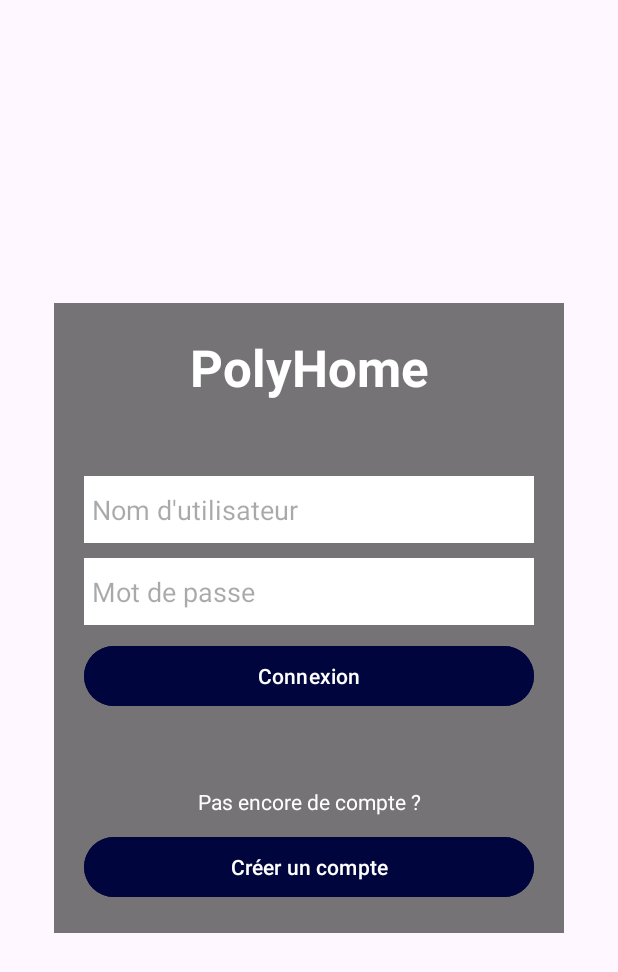
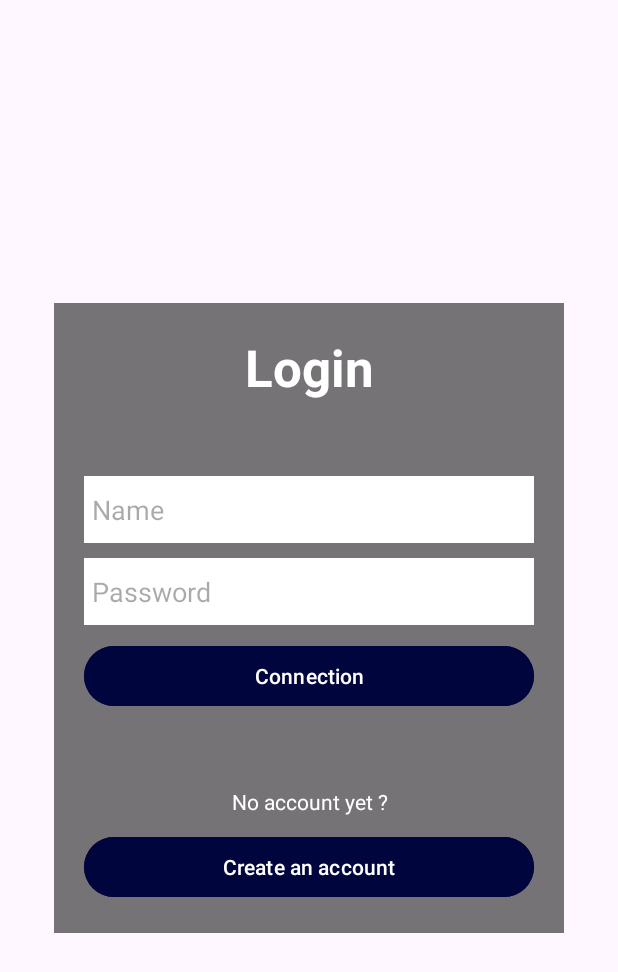
Before and after one commit to aa14728/PolyHome, an Android app: the screen it shows after launch (LoginActivity), on a phone screen of 412 x 824 dp. Shown: the top 972 px of the screen. Run offline under Robolectric (Android 15) with nearby library versions, the phone set to English and light mode, and no system bars.

Commit message:
Juste à temps

```diff
--- a/app/src/main/java/com/albert/polyhome/HouseAdapter.kt
+++ b/app/src/main/java/com/albert/polyhome/HouseAdapter.kt
@@ -15,22 +15,18 @@ class HouseAdapter(
     private val inflater: LayoutInflater = context.getSystemService(Context.LAYOUT_INFLATER_SERVICE) as LayoutInflater;
 
     override fun getCount(): Int {
-//        TODO("Not yet implemented")
         return houseSource.size;
     }
 
     override fun getItem(position: Int): Any {
-//        TODO("Not yet implemented")
         return houseSource[position];
     }
 
     override fun getItemId(position: Int): Long {
-//        TODO("Not yet implemented")
         return position.toLong();
     }
 
     override fun getView(position: Int, convertView: View?, parent: ViewGroup?): View {
-//        TODO("Not yet implemented")
 
         val view = inflater.inflate(R.layout.house_list_item, parent, false);
 
--- a/app/src/main/java/com/albert/polyhome/LoginActivity.kt
+++ b/app/src/main/java/com/albert/polyhome/LoginActivity.kt
@@ -34,17 +34,16 @@ class LoginActivity : AppCompatActivity() {
         }
     }
 
-    public fun login(view: View){
+    private fun login(view: View){
         val txtValueConnexionLogin = findViewById<TextView>(R.id.txtLogin)
         val txtValueConnexionPassword = findViewById<TextView>(R.id.txtPassword)
 
         val loginData = LoginData(txtValueConnexionLogin.text.toString(), txtValueConnexionPassword.text.toString())
-//        val loginData = LoginData("ioplkm", "123")
 
         Api().post<LoginData, LoginResponse>("https://polyhome.lesmoulinsdudev.com/api/users/auth", loginData, ::loginSuccess)
     }
 
-    public fun loginSuccess(responseCode: Int, loginResponse: LoginResponse?){
+    private fun loginSuccess(responseCode: Int, loginResponse: LoginResponse?){
         runOnUiThread {
             try {
                 if(responseCode == 200 && loginResponse != null){
--- a/app/src/main/res/layout/activity_device.xml
+++ b/app/src/main/res/layout/activity_device.xml
@@ -24,7 +24,7 @@
             android:layout_width="0dp"
             android:layout_height="wrap_content"
             android:layout_weight="3"
-            android:text="Gestion PolyHome"
+            android:text="Device PolyHome"
             android:textAlignment="center"
             android:textColor="#FFFFFF"
             android:textSize="24sp"
@@ -37,7 +37,7 @@
             android:layout_height="wrap_content"
             android:backgroundTint="#01053d"
             android:onClick="onClickUsers"
-            android:text="Utilisateurs"
+            android:text="Users"
             android:textColor="@android:color/white"
             android:textSize="14sp" />
     </LinearLayout>
--- a/app/src/main/res/layout/activity_houses.xml
+++ b/app/src/main/res/layout/activity_houses.xml
@@ -24,7 +24,8 @@
         android:layout_marginStart="10dp"
         android:layout_marginTop="20dp"
         android:layout_marginEnd="10dp"
-        android:text="Cliquez sur l'une des maisons pour la choisir : "
+        android:text="Click on a house to select it"
+        android:textAlignment="center"
         app:layout_constraintEnd_toEndOf="parent"
         app:layout_constraintStart_toStartOf="parent"
         app:layout_constraintTop_toBottomOf="@+id/titleHouseHome" />
--- a/app/src/main/res/layout/activity_login.xml
+++ b/app/src/main/res/layout/activity_login.xml
@@ -22,7 +22,7 @@
             android:id="@+id/textView"
             android:layout_width="match_parent"
             android:layout_height="wrap_content"
-            android:text="PolyHome"
+            android:text="Login"
             android:textAlignment="center"
             android:textColor="@color/white"
             android:textSize="34sp"
@@ -36,7 +36,7 @@
             android:layout_marginBottom="10dp"
             android:background="@color/white"
             android:ems="10"
-            android:hint="Nom d'utilisateur"
+            android:hint="Name"
             android:inputType="textEmailAddress"
             android:paddingLeft="5dp"
             android:paddingTop="10dp"
@@ -49,7 +49,7 @@
             android:layout_height="wrap_content"
             android:background="@color/white"
             android:ems="10"
-            android:hint="Mot de passe"
+            android:hint="Password"
             android:inputType="textPassword"
             android:paddingLeft="5dp"
             android:paddingTop="10dp"
@@ -63,7 +63,7 @@
             android:layout_marginTop="10dp"
             android:backgroundTint="#01053d"
             android:onClick="login"
-            android:text="Connexion"
+            android:text="Connection"
             android:textColor="@color/white" />
 
         <TextView
@@ -72,7 +72,7 @@
             android:layout_height="wrap_content"
             android:layout_marginTop="50dp"
             android:layout_marginBottom="10dp"
-            android:text="Pas encore de compte ?"
+            android:text="No account yet ?"
             android:textAlignment="center"
             android:textColor="@color/white" />
 
@@ -81,7 +81,7 @@
             android:layout_width="match_parent"
             android:layout_height="wrap_content"
             android:backgroundTint="#01053d"
-            android:text="Créer un compte"
+            android:text="Create an account"
             android:textColor="@color/white" />
     </LinearLayout>
 
```
Also changed, not shown: app/src/main/java/com/albert/polyhome/DeviceActivity.kt (+9 -25 lines), app/src/main/java/com/albert/polyhome/DeviceAdapter.kt (+1 -9 lines), app/src/main/java/com/albert/polyhome/GrantAccessActivity.kt (+6 -11 lines), app/src/main/java/com/albert/polyhome/GrantAccessAdapter.kt (+17 -7 lines), app/src/main/java/com/albert/polyhome/HouseActivity.kt (+3 -13 lines), app/src/main/res/layout/activity_grant.xml (+8 -7 lines), app/src/main/res/layout/activity_register.xml (+6 -6 lines), app/src/main/res/drawable/foreground.jpg (deleted), app/src/main/res/drawable/foreground2.jpg (deleted), app/src/main/res/drawable/icon4.png (deleted).
